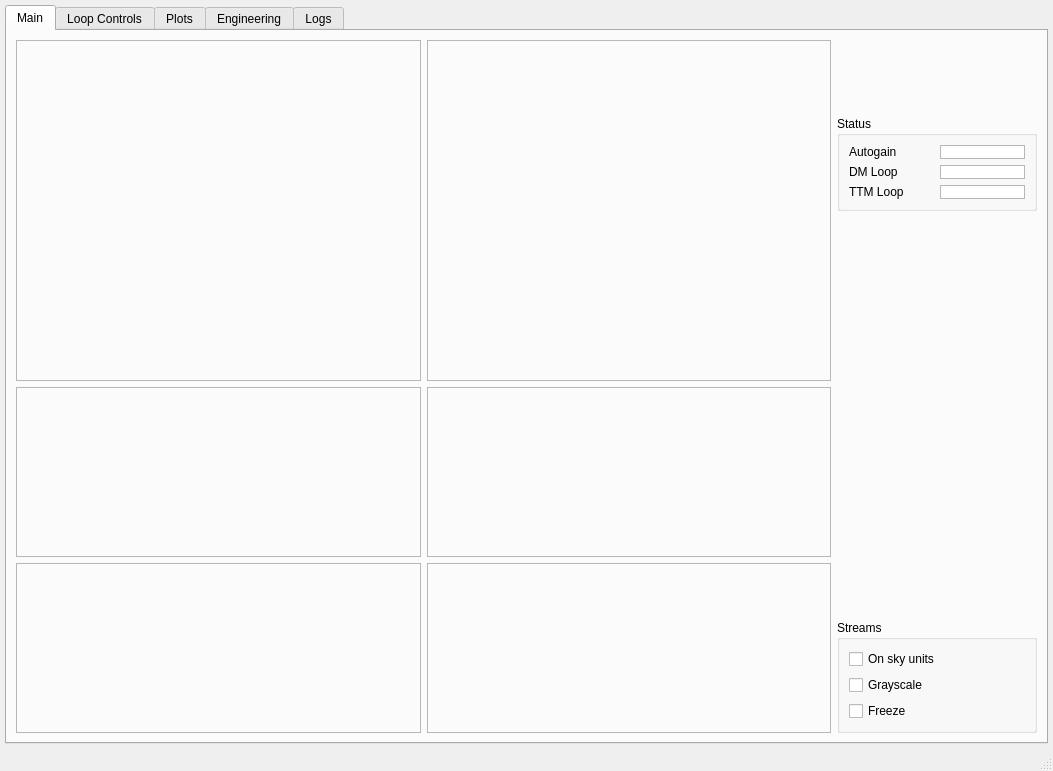
Old version of the form guis/ui/main.ui in the repository janis-hag/kalao-ics.
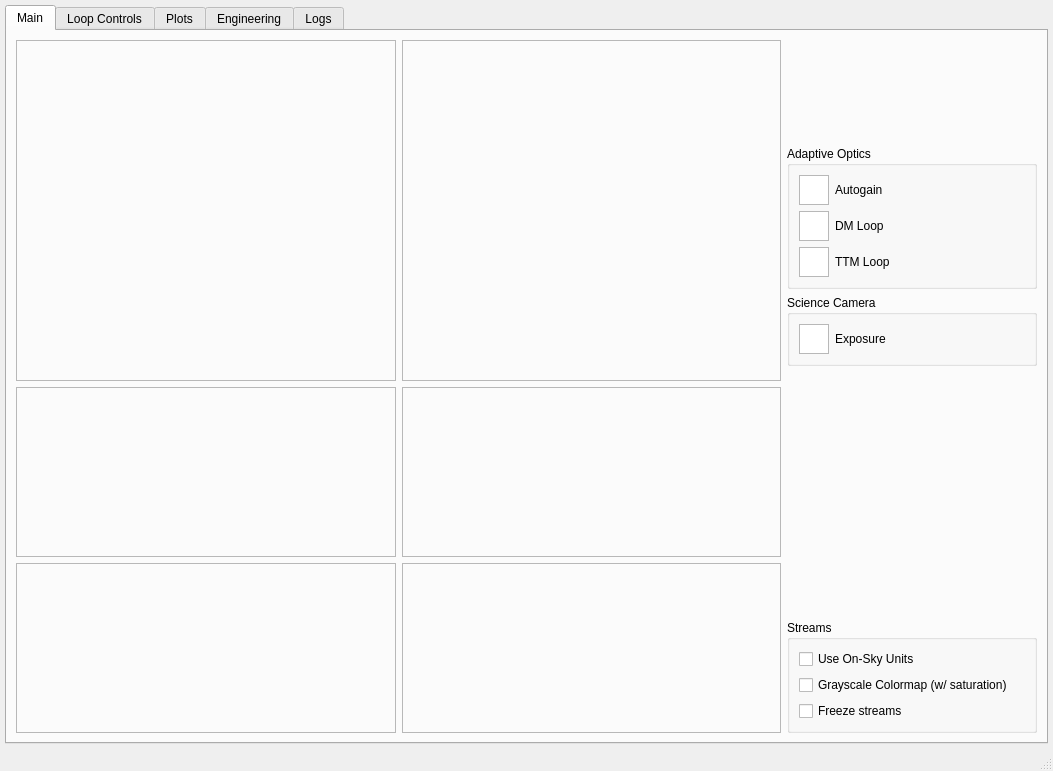
New version of the form. Custom widgets are drawn as their Qt base class.

What changed in the file:
```diff
--- a/guis/ui/main.ui
+++ b/guis/ui/main.ui
@@ -97,8 +97,8 @@
            <widget class="KalAOSvgWidget" name="logo_label" native="true">
             <property name="minimumSize">
              <size>
-              <width>200</width>
-              <height>70</height>
+              <width>250</width>
+              <height>100</height>
              </size>
             </property>
            </widget>
@@ -106,57 +106,131 @@
           <item>
            <widget class="QGroupBox" name="status_groupbox">
             <property name="title">
-             <string>Status</string>
+             <string>Adaptive Optics</string>
             </property>
             <layout class="QGridLayout" name="gridLayout">
-             <item row="0" column="0">
-              <widget class="QLabel" name="autogain_label">
-               <property name="text">
-                <string>Autogain</string>
-               </property>
-              </widget>
-             </item>
-             <item row="1" column="0">
-              <widget class="QLabel" name="dm_loop_label">
-               <property name="text">
-                <string>DM Loop</string>
-               </property>
-              </widget>
-             </item>
-             <item row="0" column="1">
-              <widget class="KalAOStatusIndicator" name="autogain_indicator">
-               <property name="sizePolicy">
-                <sizepolicy hsizetype="Ignored" vsizetype="Ignored">
-                 <horstretch>0</horstretch>
-                 <verstretch>0</verstretch>
-                </sizepolicy>
-               </property>
-              </widget>
-             </item>
-             <item row="2" column="0">
+             <item row="2" column="1">
               <widget class="QLabel" name="ttm_loop_label">
                <property name="text">
                 <string>TTM Loop</string>
                </property>
               </widget>
              </item>
+             <item row="0" column="0">
+              <widget class="KalAOStatusIndicator" name="autogain_indicator">
+               <property name="sizePolicy">
+                <sizepolicy hsizetype="Fixed" vsizetype="Fixed">
+                 <horstretch>0</horstretch>
+                 <verstretch>0</verstretch>
+                </sizepolicy>
+               </property>
+               <property name="minimumSize">
+                <size>
+                 <width>30</width>
+                 <height>30</height>
+                </size>
+               </property>
+               <property name="maximumSize">
+                <size>
+                 <width>30</width>
+                 <height>30</height>
+                </size>
+               </property>
+              </widget>
+             </item>
+             <item row="2" column="0">
+              <widget class="KalAOStatusIndicator" name="ttm_loop_indicator">
+               <property name="sizePolicy">
+                <sizepolicy hsizetype="Fixed" vsizetype="Fixed">
+                 <horstretch>0</horstretch>
+                 <verstretch>0</verstretch>
+                </sizepolicy>
+               </property>
+               <property name="minimumSize">
+                <size>
+                 <width>30</width>
+                 <height>30</height>
+                </size>
+               </property>
+               <property name="maximumSize">
+                <size>
+                 <width>30</width>
+                 <height>30</height>
+                </size>
+               </property>
+              </widget>
+             </item>
              <item row="1" column="1">
+              <widget class="QLabel" name="dm_loop_label">
+               <property name="text">
+                <string>DM Loop</string>
+               </property>
+              </widget>
+             </item>
+             <item row="1" column="0">
               <widget class="KalAOStatusIndicator" name="dm_loop_indicator">
                <property name="sizePolicy">
-                <sizepolicy hsizetype="Ignored" vsizetype="Ignored">
+                <sizepolicy hsizetype="Fixed" vsizetype="Fixed">
                  <horstretch>0</horstretch>
                  <verstretch>0</verstretch>
                 </sizepolicy>
                </property>
+               <property name="minimumSize">
+                <size>
+                 <width>30</width>
+                 <height>30</height>
+                </size>
+               </property>
+               <property name="maximumSize">
+                <size>
+                 <width>30</width>
+                 <height>30</height>
+                </size>
+               </property>
               </widget>
              </item>
-             <item row="2" column="1">
-              <widget class="KalAOStatusIndicator" name="ttm_loop_indicator">
+             <item row="0" column="1">
+              <widget class="QLabel" name="autogain_label">
+               <property name="text">
+                <string>Autogain</string>
+               </property>
+              </widget>
+             </item>
+            </layout>
+           </widget>
+          </item>
+          <item>
+           <widget class="QGroupBox" name="groupBox">
+            <property name="title">
+             <string>Science Camera</string>
+            </property>
+            <layout class="QGridLayout" name="gridLayout_9">
+             <item row="0" column="0">
+              <widget class="KalAOStatusIndicator" name="exposure_indicator">
                <property name="sizePolicy">
-                <sizepolicy hsizetype="Ignored" vsizetype="Ignored">
+                <sizepolicy hsizetype="Fixed" vsizetype="Fixed">
                  <horstretch>0</horstretch>
                  <verstretch>0</verstretch>
                 </sizepolicy>
+               </property>
+               <property name="minimumSize">
+                <size>
+                 <width>30</width>
+                 <height>30</height>
+                </size>
+               </property>
+               <property name="maximumSize">
+                <size>
+                 <width>30</width>
+                 <height>30</height>
+                </size>
+               </property>
+              </widget>
+             </item>
+             <item row="0" column="1">
+              <widget class="QLabel" name="exposure_label">
+               <property name="text">
+                <string>Exposure</string>
                </property>
               </widget>
              </item>
@@ -185,21 +259,21 @@
              <item>
               <widget class="QCheckBox" name="onsky_checkbox">
                <property name="text">
-                <string>On sky units</string>
+                <string>Use On-Sky Units</string>
                </property>
               </widget>
              </item>
              <item>
               <widget class="QCheckBox" name="colormap_checkbox">
                <property name="text">
-                <string>Grayscale</string>
+                <string>Grayscale Colormap (w/ saturation)</string>
                </property>
               </widget>
              </item>
              <item>
               <widget class="QCheckBox" name="freeze_checkbox">
                <property name="text">
-                <string>Freeze</string>
+                <string>Freeze streams</string>
                </property>
               </widget>
              </item>
```
Left out of the diff: 4 changed lines with no effect on the pictures.
